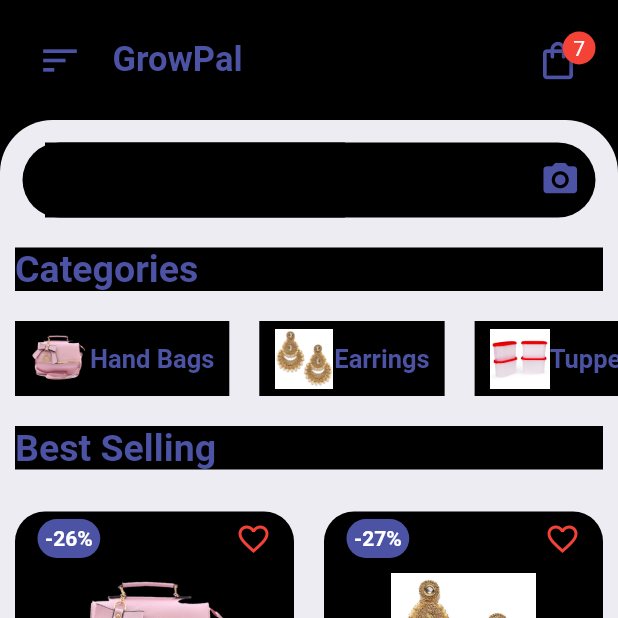
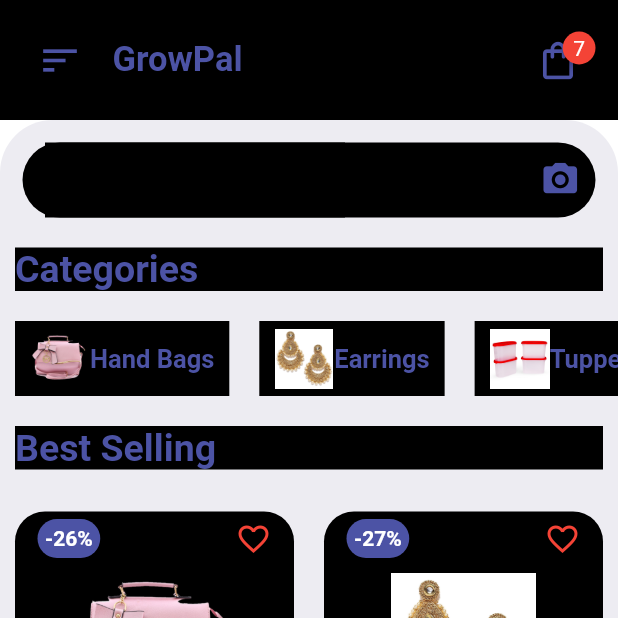
Before and after one commit to TheGrowPalProject/growpal, a Flutter app: the screen it shows after launch, on a phone screen of 412 x 824 dp, the top half of it. Run offline on Flutter 3.47's test engine with Material 2 defaults, Android fonts, the phone set to English and light mode, and no system bars; drawn by our look-alikes of badges, curved_navigation_bar; our stand-ins replace firebase_core, flutter_rating_bar, flutter_tts; missing offline and left inert: clippy_flutter; accounts and stored records are empty.

Commit message:
changed to black

```diff
--- a/lib/main.dart
+++ b/lib/main.dart
@@ -30,7 +30,7 @@
     return MaterialApp(
       debugShowCheckedModeBanner: false,
       theme: ThemeData(
-        scaffoldBackgroundColor: Colors.black,
+        scaffoldBackgroundColor: Colors.white,
       ),
       routes: {
         ""
--- a/lib/pages/HomePage.dart
+++ b/lib/pages/HomePage.dart
@@ -25,6 +25,7 @@
   @override
   Widget build(BuildContext context) {
     return Scaffold(
+      backgroundColor: Colors.black,
         body: screens[indexx],
 
       bottomNavigationBar: CurvedNavigationBar(
```
